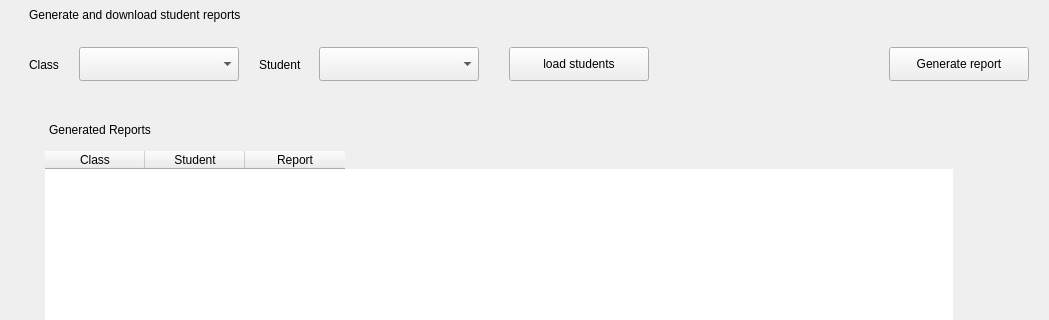
Qt form Oscuola/mainwindow.ui (mohamed-adhd/Oscuola) before a commit; both pictures show x 231 to 1280 and y 83 to 403 of the 1280 by 720 pixel window.
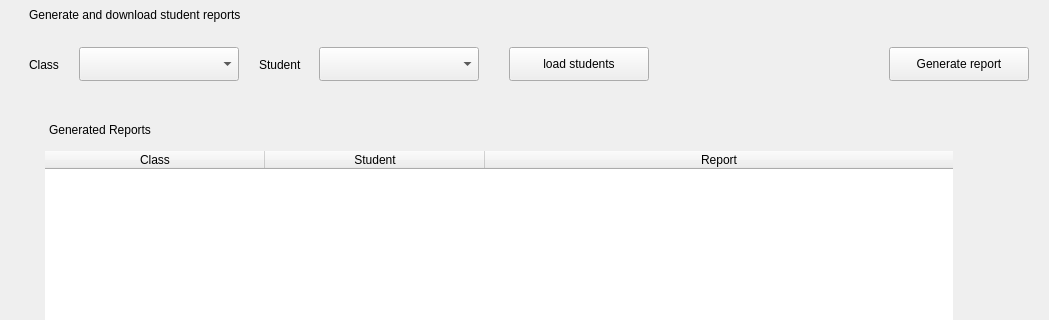
The same form after that commit. The open tabs and pages were chosen to show the change.

```diff
--- a/Oscuola/mainwindow.ui
+++ b/Oscuola/mainwindow.ui
@@ -3781,8 +3781,11 @@
        <property name="showGrid">
         <bool>false</bool>
        </property>
+       <attribute name="horizontalHeaderDefaultSectionSize">
+        <number>220</number>
+       </attribute>
        <attribute name="horizontalHeaderStretchLastSection">
-        <bool>false</bool>
+        <bool>true</bool>
        </attribute>
        <attribute name="verticalHeaderVisible">
         <bool>false</bool>
```
